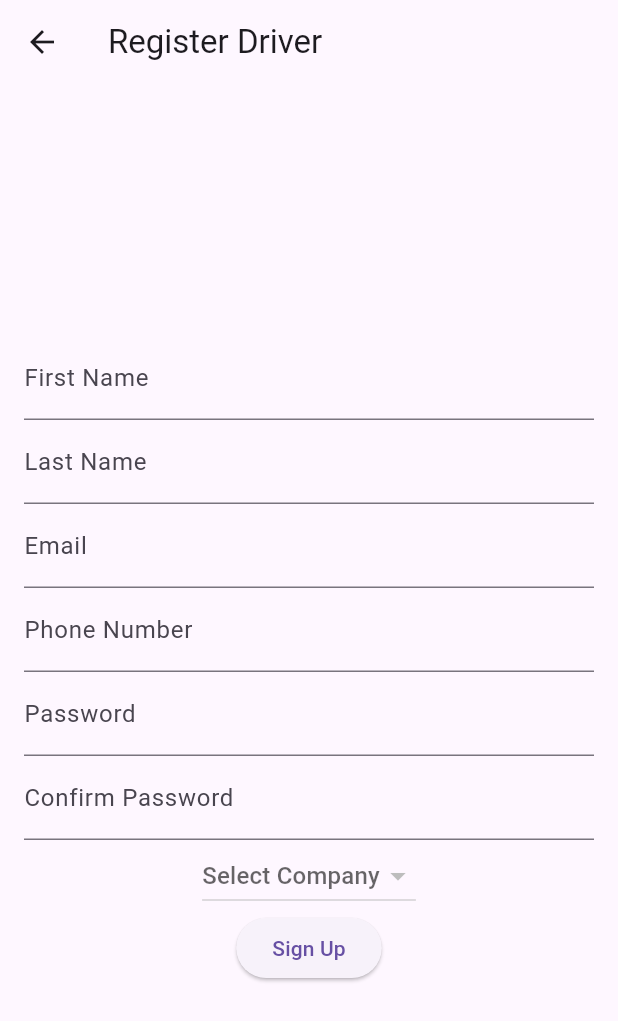
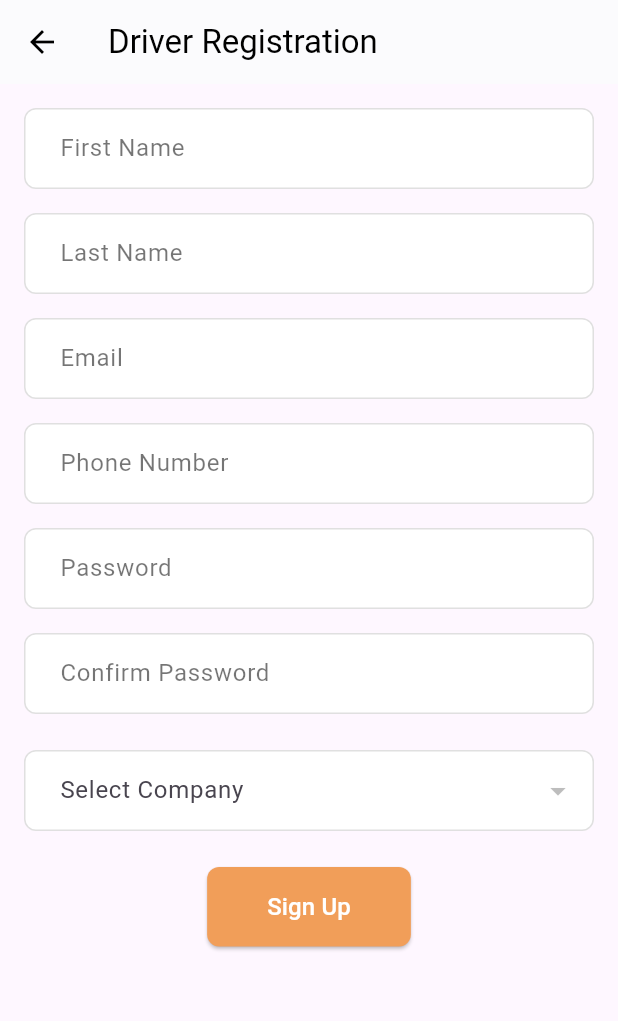
Before and after one commit to mfortelnyy/truckproFlutter, a Flutter app: the DriverSignupPage screen opened directly, on a phone screen of 412 x 824 dp. Shown: the top 1021 px of the screen. Run offline on Flutter 3.47's test engine with Material 3 defaults, Android fonts, the phone set to English and light mode, and no system bars; our stand-ins replace jwt_decoder; network calls fail.

Commit message:
Add styling

```diff
--- a/truckpro/lib/views/driver_signup_page.dart
+++ b/truckpro/lib/views/driver_signup_page.dart
@@ -116,41 +116,91 @@ class DriverSignupPageState extends State<DriverSignupPage> {
   Widget build(BuildContext context) {
     return Scaffold(
       appBar: AppBar(
-        title: const Text('Register Driver'),
+        title: const Text('Driver Registration'),
+        backgroundColor: Colors.white,
+        foregroundColor: Colors.black,
+        elevation: 0.5,
       ),
       body: Padding(
         padding: const EdgeInsets.all(16.0),
+        child: SingleChildScrollView(
           child: Column(
             mainAxisAlignment: MainAxisAlignment.center,
             children: <Widget>[
-            TextField(
-              controller: _firstNameController,
-              decoration: InputDecoration(labelText: 'First Name'),
+              _buildTextField(_firstNameController, 'First Name'),
+              const SizedBox(height: 16),
+              _buildTextField(_lastNameController, 'Last Name'),
+              const SizedBox(height: 16),
+              _buildTextField(_emailController, 'Email'),
+              const SizedBox(height: 16),
+              _buildTextField(_phoneController, 'Phone Number'),
+              const SizedBox(height: 16),
+              _buildTextField(_passwordController, 'Password', obscureText: true),
+              const SizedBox(height: 16),
+              _buildTextField(_confirmPasswordController, 'Confirm Password', obscureText: true),
+              const SizedBox(height: 24),
+              _buildDropdown(),
+              const SizedBox(height: 24),
+              ElevatedButton(
+                style: ElevatedButton.styleFrom(
+                  backgroundColor: const Color.fromARGB(255, 241, 158, 89),
+                  padding: const EdgeInsets.symmetric(horizontal: 40, vertical: 15),
+                  shape: RoundedRectangleBorder(
+                    borderRadius: BorderRadius.circular(8),
                   ),
-            TextField(
-              controller: _lastNameController,
-              decoration: InputDecoration(labelText: 'Last Name'),
                 ),
-            TextField(
-              controller: _emailController,
-              decoration: InputDecoration(labelText: 'Email'),
+                onPressed: _handleSignup,
+                child: const Text(
+                  'Sign Up',
+                  style: TextStyle(fontSize: 16, color: Colors.white),
                 ),
-            TextField(
-              controller: _phoneController,
-              decoration: InputDecoration(labelText: 'Phone Number'),
               ),
-            TextField(
-              controller: _passwordController,
-              obscureText: true,
-              decoration: InputDecoration(labelText: 'Password'),
+            ],
           ),
-            TextField(
-              controller: _confirmPasswordController,
-              obscureText: true,
-              decoration: InputDecoration(labelText: 'Confirm Password'),
         ),
-            DropdownButton<int>(
-              hint: Text('Select Company'),
+      ),
+    );
+  }
+
+  Widget _buildTextField(TextEditingController controller, String label, {bool obscureText = false}) {
+      return TextField(
+        controller: controller,
+        obscureText: obscureText,
+        decoration: InputDecoration(
+          labelText: label,
+          labelStyle: const TextStyle(color: Colors.black54),
+          enabledBorder: OutlineInputBorder(
+            borderSide: const BorderSide(color: Colors.black12),
+            borderRadius: BorderRadius.circular(8),
+          ),
+          focusedBorder: OutlineInputBorder(
+            borderSide: const BorderSide(color: Colors.black54),
+            borderRadius: BorderRadius.circular(8),
+          ),
+          contentPadding: const EdgeInsets.symmetric(horizontal: 20, vertical: 15),
+          fillColor: Colors.white,
+          filled: true,
+        ),
+      );
+    }
+
+
+  Widget _buildDropdown() {
+      return DropdownButtonFormField<int>(
+        decoration: InputDecoration(
+          labelText: 'Select Company',
+          enabledBorder: OutlineInputBorder(
+            borderSide: const BorderSide(color: Colors.black12),
+            borderRadius: BorderRadius.circular(8),
+          ),
+          focusedBorder: OutlineInputBorder(
+            borderSide: const BorderSide(color: Colors.black54),
+            borderRadius: BorderRadius.circular(8),
+          ),
+          contentPadding: const EdgeInsets.symmetric(horizontal: 20, vertical: 15),
+          fillColor: Colors.white,
+          filled: true,
+        ),
         value: _selectedCompanyId,
         onChanged: (int? newValue) {
           setState(() {
@@ -163,14 +213,6 @@ class DriverSignupPageState extends State<DriverSignupPage> {
             child: Text(company.name),
           );
         }).toList(),
-            ),
-            ElevatedButton(
-              onPressed: _handleSignup,
-              child: const Text('Sign Up'),
-            ),
-          ],
-        ),
-      ),
       );
     }
   }
```
Lines whose indentation alone changed are shown as unchanged.
